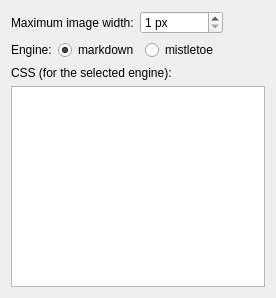
Before: the Qt Designer form apps/rehuco-agent/src/rehuco_agent/settings/ui/markdown_rendering_page.ui in borco/rehuco, drawn with Qt 5.
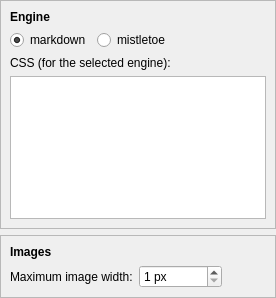
After: the same form once the commit is applied.

Commit message: refs #67: feat: group Settings pages into filterable QFrames

Diff of the .ui file:
```diff
--- a/apps/rehuco-agent/src/rehuco_agent/settings/ui/markdown_rendering_page.ui
+++ b/apps/rehuco-agent/src/rehuco_agent/settings/ui/markdown_rendering_page.ui
@@ -11,52 +11,47 @@
    </rect>
   </property>
   <layout class="QVBoxLayout" name="main_layout">
+   <property name="leftMargin">
+    <number>0</number>
+   </property>
+   <property name="topMargin">
+    <number>0</number>
+   </property>
+   <property name="rightMargin">
+    <number>0</number>
+   </property>
+   <property name="bottomMargin">
+    <number>0</number>
+   </property>
    <item>
-    <layout class="QHBoxLayout" name="max_image_width_layout">
+    <widget class="QFrame" name="engine_frame">
+     <property name="sizePolicy">
+      <sizepolicy hsizetype="Preferred" vsizetype="Expanding">
+       <horstretch>0</horstretch>
+       <verstretch>0</verstretch>
+      </sizepolicy>
+     </property>
+     <property name="frameShape">
+      <enum>QFrame::Shape::StyledPanel</enum>
+     </property>
+     <property name="frameShadow">
+      <enum>QFrame::Shadow::Raised</enum>
+     </property>
+     <layout class="QVBoxLayout" name="engine_frame_layout">
      <item>
-      <widget class="QLabel" name="max_image_width_label">
+       <widget class="QLabel" name="engine_frame_label">
+        <property name="font">
+         <font>
+          <bold>true</bold>
+         </font>
+        </property>
        <property name="text">
-        <string>Maximum image width:</string>
-       </property>
-      </widget>
-     </item>
-     <item>
-      <widget class="QSpinBox" name="max_image_width_spin_box">
-       <property name="suffix">
-        <string> px</string>
-       </property>
-       <property name="minimum">
-        <number>1</number>
-       </property>
-       <property name="maximum">
-        <number>100000</number>
-       </property>
-      </widget>
-     </item>
-     <item>
-      <spacer name="max_image_width_spacer">
-       <property name="orientation">
-        <enum>Qt::Orientation::Horizontal</enum>
-       </property>
-       <property name="sizeHint" stdset="0">
-        <size>
-         <width>0</width>
-         <height>0</height>
-        </size>
-       </property>
-      </spacer>
-     </item>
-    </layout>
+         <string>Engine</string>
+        </property>
+       </widget>
    </item>
    <item>
     <layout class="QHBoxLayout" name="engine_layout">
-     <item>
-      <widget class="QLabel" name="engine_label">
-       <property name="text">
-        <string>Engine:</string>
-       </property>
-      </widget>
-     </item>
      <item>
       <widget class="QRadioButton" name="markdown_engine_radio_button">
        <property name="text">
@@ -98,6 +93,89 @@
    </item>
    <item>
     <widget class="QPlainTextEdit" name="css_edit"/>
+      </item>
+     </layout>
+    </widget>
+   </item>
+   <item>
+    <widget class="QFrame" name="image_frame">
+     <property name="sizePolicy">
+      <sizepolicy hsizetype="Preferred" vsizetype="Maximum">
+       <horstretch>0</horstretch>
+       <verstretch>0</verstretch>
+      </sizepolicy>
+     </property>
+     <property name="frameShape">
+      <enum>QFrame::Shape::StyledPanel</enum>
+     </property>
+     <property name="frameShadow">
+      <enum>QFrame::Shadow::Raised</enum>
+     </property>
+     <layout class="QVBoxLayout" name="image_frame_layout">
+      <item>
+       <widget class="QLabel" name="image_frame_label">
+        <property name="font">
+         <font>
+          <bold>true</bold>
+         </font>
+        </property>
+        <property name="text">
+         <string>Images</string>
+        </property>
+       </widget>
+      </item>
+      <item>
+       <layout class="QHBoxLayout" name="max_image_width_layout">
+        <item>
+         <widget class="QLabel" name="max_image_width_label">
+          <property name="text">
+           <string>Maximum image width:</string>
+          </property>
+         </widget>
+        </item>
+        <item>
+         <widget class="QSpinBox" name="max_image_width_spin_box">
+          <property name="suffix">
+           <string> px</string>
+          </property>
+          <property name="minimum">
+           <number>1</number>
+          </property>
+          <property name="maximum">
+           <number>100000</number>
+          </property>
+         </widget>
+        </item>
+        <item>
+         <spacer name="max_image_width_spacer">
+          <property name="orientation">
+           <enum>Qt::Orientation::Horizontal</enum>
+          </property>
+          <property name="sizeHint" stdset="0">
+           <size>
+            <width>0</width>
+            <height>0</height>
+           </size>
+          </property>
+         </spacer>
+        </item>
+       </layout>
+      </item>
+     </layout>
+    </widget>
+   </item>
+   <item>
+    <spacer name="bottom_spacer">
+     <property name="orientation">
+      <enum>Qt::Orientation::Vertical</enum>
+     </property>
+     <property name="sizeHint" stdset="0">
+      <size>
+       <width>0</width>
+       <height>0</height>
+      </size>
+     </property>
+    </spacer>
    </item>
   </layout>
  </widget>
```
Lines whose indentation alone changed are shown as unchanged. The commit also changes 11 other files.
